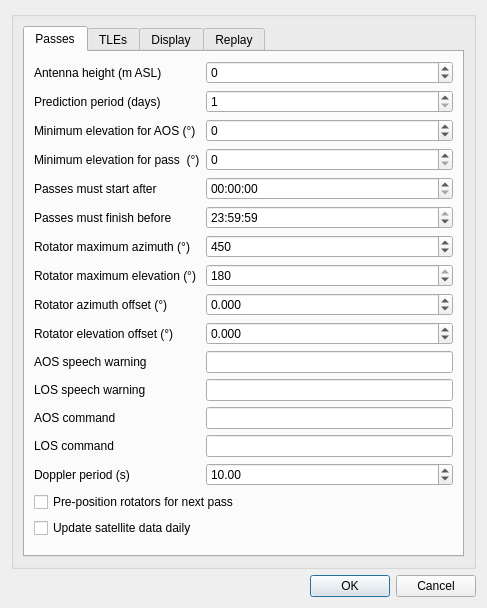
Old version of the form plugins/feature/satellitetracker/satellitetrackersettingsdialog.ui in the repository ve3ukw/sdrangel.
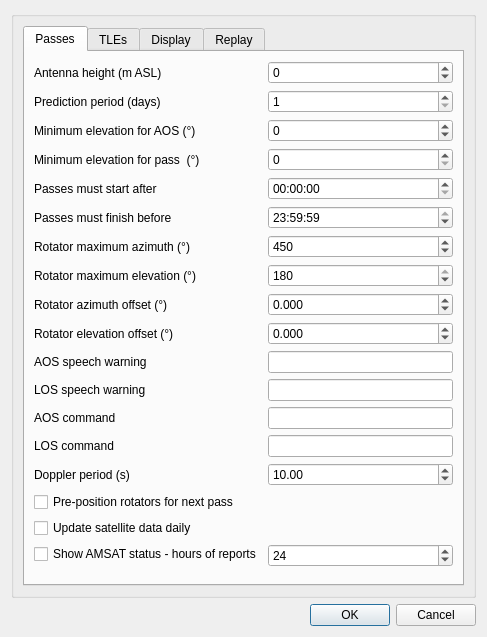
New version of the form. Icons and pictures are not drawn.

Commit message: Satellite Tracker: show status from AMSAT status page

```diff
--- a/plugins/feature/satellitetracker/satellitetrackersettingsdialog.ui
+++ b/plugins/feature/satellitetracker/satellitetrackersettingsdialog.ui
@@ -279,6 +279,32 @@
            </widget>
           </item>
           <item row="17" column="0">
+           <widget class="QCheckBox" name="amsatStatus">
+            <property name="toolTip">
+             <string>Show reports from the AMSAT status page (https://www.amsat.org/status/) for the tracked satellites</string>
+            </property>
+            <property name="text">
+             <string>Show AMSAT status - hours of reports</string>
+            </property>
+           </widget>
+          </item>
+          <item row="17" column="1">
+           <widget class="QSpinBox" name="amsatStatusHours">
+            <property name="toolTip">
+             <string>How many hours of AMSAT status reports to use</string>
+            </property>
+            <property name="minimum">
+             <number>1</number>
+            </property>
+            <property name="maximum">
+             <number>720</number>
+            </property>
+            <property name="value">
+             <number>24</number>
+            </property>
+           </widget>
+          </item>
+          <item row="18" column="0">
            <spacer name="verticalSpacer">
             <property name="orientation">
              <enum>Qt::Vertical</enum>
```
The commit also changes 10 other files.
